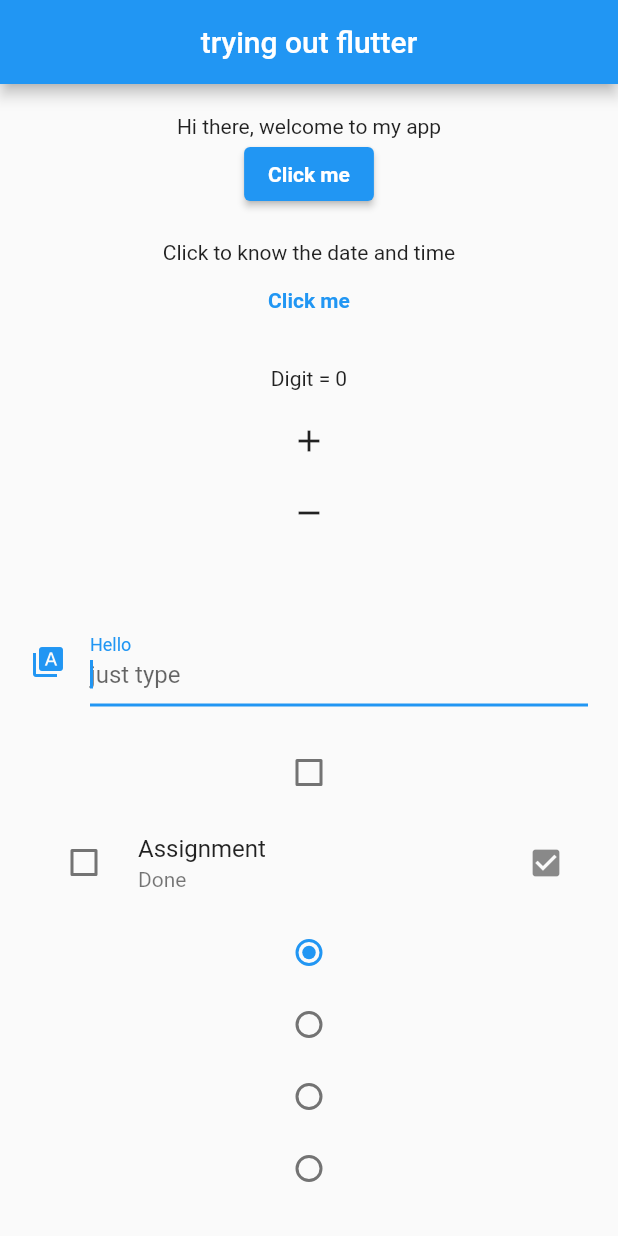
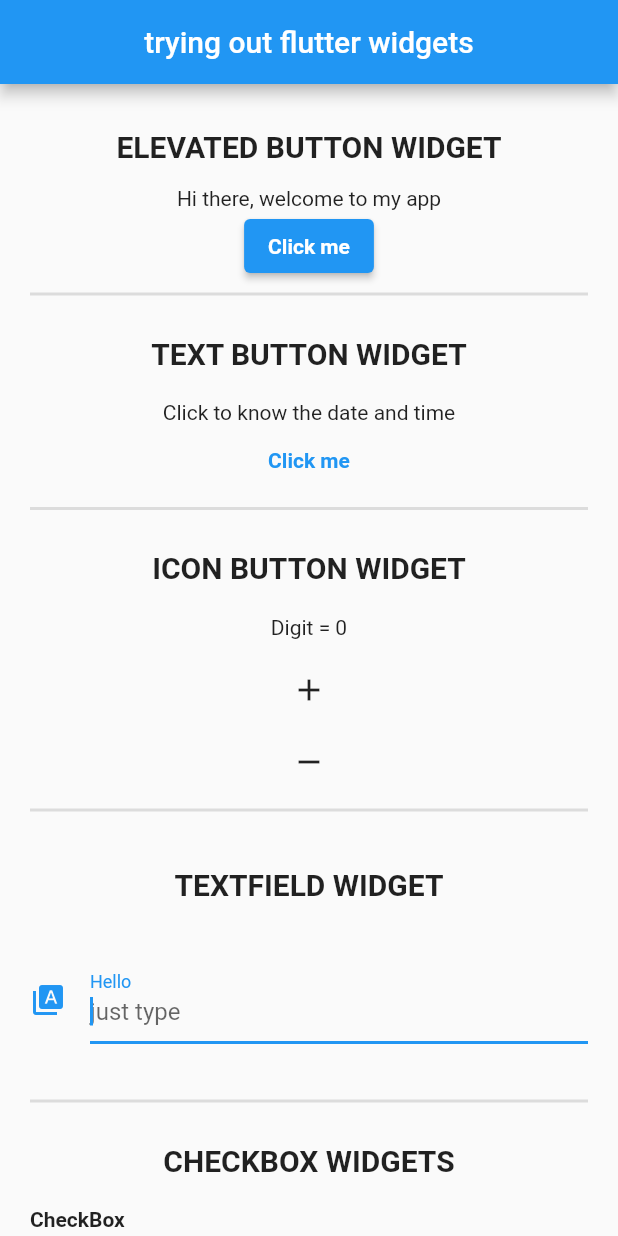
Before and after one commit to KosiChukwukwe/learningFlutter, a Flutter app: the screen it shows after launch, on a phone screen of 412 x 824 dp. Run offline on Flutter 3.47's test engine with Material 2 defaults, Android fonts, the phone set to English and light mode, and no system bars.

Commit message:
added headings to each widgets and dividers to seperate them

```diff
--- a/lib/main.dart
+++ b/lib/main.dart
@@ -120,12 +120,35 @@ class _State extends State<learningFlutter> {
     return column;
   }
 
+  bool entry1 = false;
+  bool entry2 = false;
+
+  void onSwitched1(bool value) {
+    setState(() {
+      entry1 = value;
+    });
+  }
+
+  void onSwitched2(bool value) {
+    setState(() {
+      entry2 = value;
+    });
+  }
+
+  double figure = 0.0;
+
+  void onSlide(double value) {
+    setState(() {
+      figure = value;
+    });
+  }
+
   @override
   Widget build(BuildContext context) {
     return Scaffold(
       appBar: AppBar(
         centerTitle: true,
-        title: Text('trying out flutter'),
+        title: Text('trying out flutter widgets'),
       ),
       body: SingleChildScrollView(
         child: Container(
@@ -135,7 +158,17 @@ class _State extends State<learningFlutter> {
               children: <Widget>[
                 // how to use elevated buttons, remember to check above
                 // for the functions needed...
+                SizedBox(
+                  height: 10,
+                ),
 
+                Text(
+                  'ELEVATED BUTTON WIDGET',
+                  style: TextStyle(fontWeight: FontWeight.bold, fontSize: 20),
+                ),
+                SizedBox(
+                  height: 15,
+                ),
                 Text(Texts),
                 ElevatedButton(
                     onPressed: onClick,
@@ -148,6 +181,11 @@ class _State extends State<learningFlutter> {
                         fontWeight: FontWeight.bold,
                       ),
                     )),
+
+                Divider(
+                  thickness: 2,
+                ),
+
                 SizedBox(
                   height: 20,
                 ),
@@ -155,6 +193,13 @@ class _State extends State<learningFlutter> {
                 // how to use text buttons, remember to check above
                 // for the functions needed...
 
+                Text(
+                  'TEXT BUTTON WIDGET',
+                  style: TextStyle(fontWeight: FontWeight.bold, fontSize: 20),
+                ),
+                SizedBox(
+                  height: 20,
+                ),
                 Text(value),
                 TextButton(
                     onPressed: onPressed,
@@ -164,12 +209,22 @@ class _State extends State<learningFlutter> {
                         fontWeight: FontWeight.bold,
                       ),
                     )),
+
+                Divider(thickness: 2),
                 SizedBox(
                   height: 20,
                 ),
 
                 // how to use icon buttons, remember to check above
                 // for the functions needed...
+
+                Text(
+                  'ICON BUTTON WIDGET',
+                  style: TextStyle(fontWeight: FontWeight.bold, fontSize: 20),
+                ),
+                SizedBox(
+                  height: 20,
+                ),
 
                 Text('Digit = $digit'),
                 SizedBox(
@@ -179,12 +234,23 @@ class _State extends State<learningFlutter> {
                 IconButton(onPressed: add, icon: Icon(Icons.add)),
                 IconButton(onPressed: subtract, icon: Icon(Icons.remove)),
 
+                Divider(
+                  thickness: 2,
+                ),
                 SizedBox(
                   height: 30,
                 ),
 
                 // how to textfields, remember to check above
                 // for the functions needed...
+
+                Text(
+                  'TEXTFIELD WIDGET',
+                  style: TextStyle(fontWeight: FontWeight.bold, fontSize: 20),
+                ),
+                SizedBox(
+                  height: 20,
+                ),
 
                 Text(data),
                 TextField(
@@ -201,13 +267,43 @@ class _State extends State<learningFlutter> {
                 ),
 
                 SizedBox(
+                  height: 30,
+                ),
+
+                Divider(
+                  thickness: 2,
+                ),
+
+                SizedBox(
                   height: 20,
                 ),
 
                 // how to use check boxes, remember to check above
                 // for the functions needed...
 
+                Text(
+                  'CHECKBOX WIDGETS',
+                  style: TextStyle(fontWeight: FontWeight.bold, fontSize: 20),
+                ),
+                SizedBox(
+                  height: 20,
+                ),
+                Align(
+                  alignment: Alignment.centerLeft,
+                  child: Text(
+                    'CheckBox',
+                    style: TextStyle(fontWeight: FontWeight.bold),
+                  ),
+                ),
                 Checkbox(value: value1, onChanged: value1Changed),
+
+                Align(
+                  alignment: Alignment.centerLeft,
+                  child: Text(
+                    'CheckBoxListTile',
+                    style: TextStyle(fontWeight: FontWeight.bold),
+                  ),
+                ),
                 CheckboxListTile(
                     value: value2,
                     title: Text("Assignment"),
@@ -218,13 +314,115 @@ class _State extends State<learningFlutter> {
                     secondary: Icon(Icons.check_box),
                     onChanged: value2Changed),
 
+                Divider(
+                  thickness: 2,
+                ),
+
+                SizedBox(
+                  height: 20,
+                ),
+
                 //point to note, checkboxListTile > && beter than checkbox
 
                 // how to use radios, remember to check above
                 // for the functions needed...
 
+                Text(
+                  'RADIO WIDGETS',
+                  style: TextStyle(fontWeight: FontWeight.bold, fontSize: 20),
+                ),
+                SizedBox(
+                  height: 20,
+                ),
+
+                Align(
+                  alignment: Alignment.centerLeft,
+                  child: Text(
+                    'Radio',
+                    style: TextStyle(fontWeight: FontWeight.bold),
+                  ),
+                ),
                 makeRadio(),
+
+                Align(
+                  alignment: Alignment.centerLeft,
+                  child: Text(
+                    'RadiolistTile',
+                    style: TextStyle(fontWeight: FontWeight.bold),
+                  ),
+                ),
                 makeRadioTiles(),
+
+                Divider(
+                  thickness: 2,
+                ),
+
+                SizedBox(
+                  height: 20,
+                ),
+
+                // how to use switches, remember to check above
+                // for the functions needed...
+
+                Text(
+                  'SWITCH WIDGETS',
+                  style: TextStyle(fontWeight: FontWeight.bold, fontSize: 20),
+                ),
+                SizedBox(
+                  height: 20,
+                ),
+
+                Align(
+                  alignment: Alignment.centerLeft,
+                  child: Text(
+                    'Switch',
+                    style: TextStyle(fontWeight: FontWeight.bold),
+                  ),
+                ),
+                Switch(value: entry1, onChanged: onSwitched1),
+
+                Align(
+                  alignment: Alignment.centerLeft,
+                  child: Text(
+                    'SwitchListTile',
+                    style: TextStyle(fontWeight: FontWeight.bold),
+                  ),
+                ),
+                SwitchListTile(
+                  value: entry2,
+                  onChanged: onSwitched2,
+                  title: Text(
+                    "grocery shopping",
+                  ),
+                ),
+                Divider(
+                  thickness: 2,
+                ),
+
+                SizedBox(
+                  height: 20,
+                ),
+
+                // how to use sliders, remember to check above
+                // for the functions needed...
+
+                Text(
+                  'SLIDER WIDGET',
+                  style: TextStyle(fontWeight: FontWeight.bold, fontSize: 20),
+                ),
+                SizedBox(
+                  height: 20,
+                ),
+
+                Text("figure: ${(figure * 50).round()}"),
+                Slider(value: figure, onChanged: onSlide),
+                Divider(
+                  thickness: 2,
+                ),
+
+                SizedBox(
+                  height: 20,
+                ),
               ],
             ),
           ),
```
